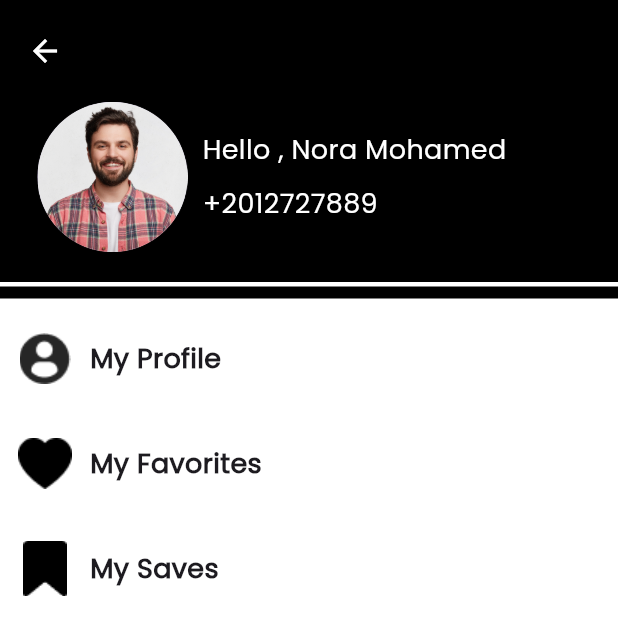
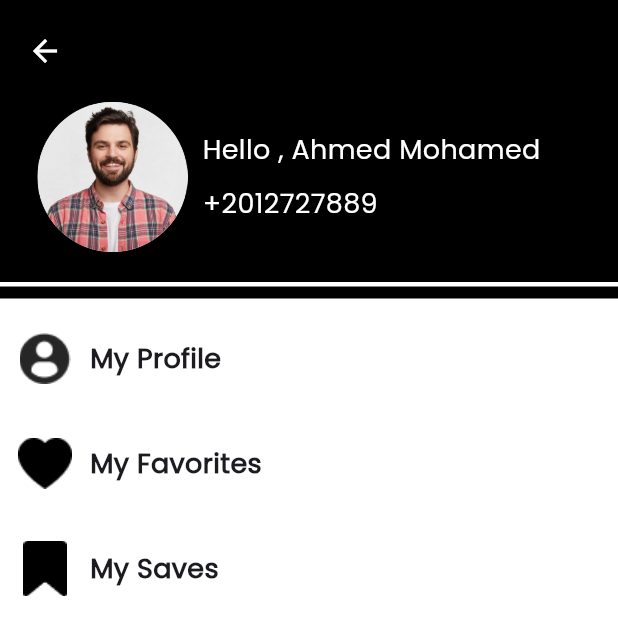
Before and after one commit to Nora-2/watch-store, a Flutter app: the profiledetailes screen opened by its route, on a phone screen of 412 x 824 dp, the top half of it. Run offline on Flutter 3.47's test engine with Material 2 defaults, Android fonts, the phone set to English and light mode, and no system bars; our stand-ins replace flutter_bloc, flutter_otp_text_field, flutter_rating_bar, flutter_svg, get, lottie and 1 more.

Commit message:
change name

```diff
--- a/lib/model/user.dart
+++ b/lib/model/user.dart
@@ -1,7 +1,7 @@
 class User{
-  String firstName='Nora';
+  String firstName='Ahmed';
   String secondName='Mohamed';
-  String Email='nora81023@gmail.com';
+  String Email='ahmed81023@gmail.com';
   String Phone='01026076471';
   String Password='nwjdowj';
 
--- a/lib/screens/phone_verification/phone_verification_cubit.dart
+++ b/lib/screens/phone_verification/phone_verification_cubit.dart
@@ -1,7 +1,7 @@
 import 'package:flutter_bloc/flutter_bloc.dart';
-import 'package:signin_signup/model/watch_Item_model.dart';
+
 import 'package:signin_signup/screens/phone_verification/phone_verification_states.dart';
-import 'package:signin_signup/screens/product_details/product_details_states.dart';
+
 
 class PhoneVerificationCubit extends Cubit<PhoneVerificationStates>{
 
--- a/lib/screens/profile.dart
+++ b/lib/screens/profile.dart
@@ -20,7 +20,7 @@ class profile extends StatelessWidget {
   static String id = 'profile';
   @override
   Widget build(BuildContext context) {
-    User user=User(firstName: 'Nora', secondName: 'Mohamed', Email: 'nora988@gmail.com', Phone: '012727889');
+    User user=User(firstName: 'Ahmed', secondName: 'Mohamed', Email: 'ahmed988@gmail.com', Phone: '012727889');
 
     final _formKey = GlobalKey<FormState>();
     return Scaffold(
--- a/lib/screens/profiledetailes.dart
+++ b/lib/screens/profiledetailes.dart
@@ -8,7 +8,7 @@ class profiledetailes extends StatelessWidget {
 
   @override
   Widget build(BuildContext context) {
-    User user=User(firstName: 'Nora', secondName: 'Mohamed', Email: 'nora988@gmail.com', Phone: '012727889');
+    User user=User(firstName: 'Ahmed', secondName: 'Mohamed', Email: 'ahmed988@gmail.com', Phone: '012727889');
 
     return Scaffold(
       backgroundColor: Colors.black,
--- a/lib/wedgites/custom_main_button.dart
+++ b/lib/wedgites/custom_main_button.dart
@@ -1,5 +1,6 @@
 import 'package:flutter/material.dart';
 
+// ignore: must_be_immutable
 class CustomMainButton extends StatelessWidget {
   CustomMainButton({
     super.key,
```
Also changed, not shown: 1 other file.
